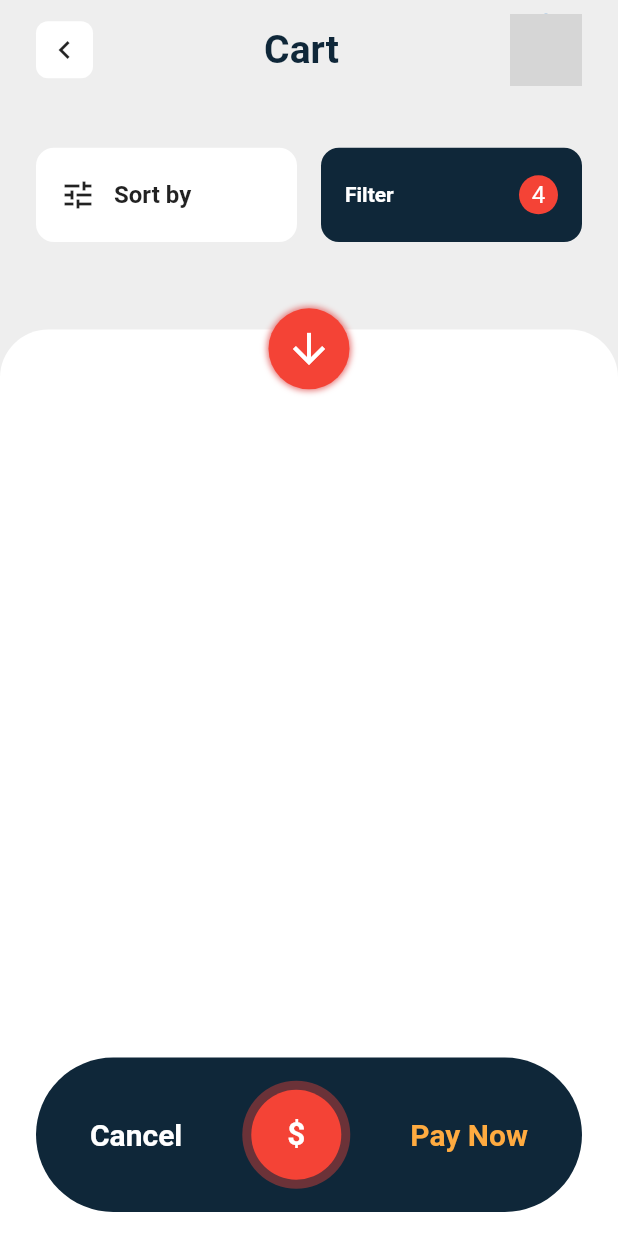
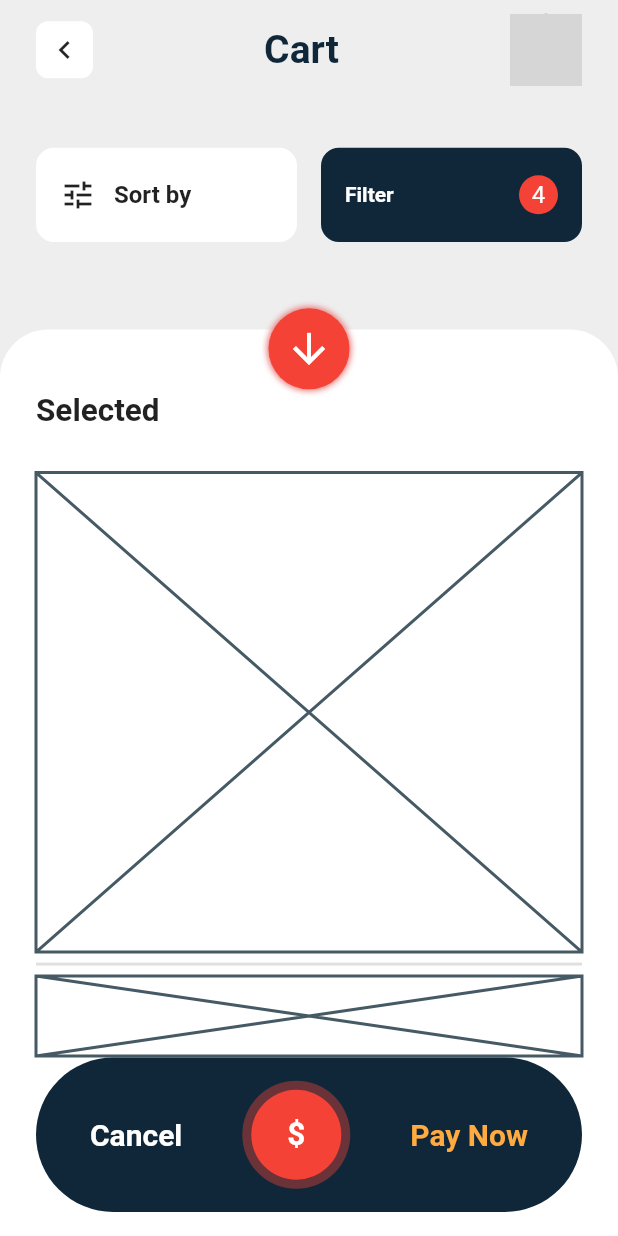
Before and after one commit to JAICHANGPARK/flutter_notebook_the_third_story, a Flutter app: the screen it shows after launch, on a phone screen of 412 x 824 dp. Run offline on Flutter 3.47's test engine with Material 2 defaults, Android fonts, the phone set to English and light mode, and no system bars; our stand-ins replace badges, dotted_border, fl_chart, google_fonts, page_transition, percent_indicator; network calls fail; grey boxes are pictures that could not be loaded.

Commit message:
Update main_page.dart

```diff
--- a/lib/e_commerce_app/main_page.dart
+++ b/lib/e_commerce_app/main_page.dart
@@ -30,11 +30,36 @@ class _CartPageState extends State<CartPage> {
               bottom: 0,
               top: MediaQuery.of(context).size.height / 3.75,
               child: Container(
+                padding: EdgeInsets.only(bottom: 120, top: 42, left: 24, right: 24),
                 decoration: BoxDecoration(
                   color: Colors.white,
                   borderRadius: BorderRadius.only(
                       topLeft: Radius.circular(32),
                       topRight: Radius.circular(32)),
+                ),
+                child: Column(
+                  crossAxisAlignment: CrossAxisAlignment.start,
+                  children: <Widget>[
+                    Expanded(
+                      flex: 1,
+                      child: Text("Selected",style: TextStyle(
+                        fontSize: 21,
+                        fontWeight: FontWeight.bold,
+
+                      ),),
+                    ),
+                    Expanded(
+                      flex: 6,
+                      child: Placeholder(),
+                    ),
+                    Divider(
+                      thickness: 2,
+                    ),
+                    Expanded(
+                      flex: 1,
+                      child: Placeholder(),
+                    )
+                  ],
                 ),
               ),
             ),
```
